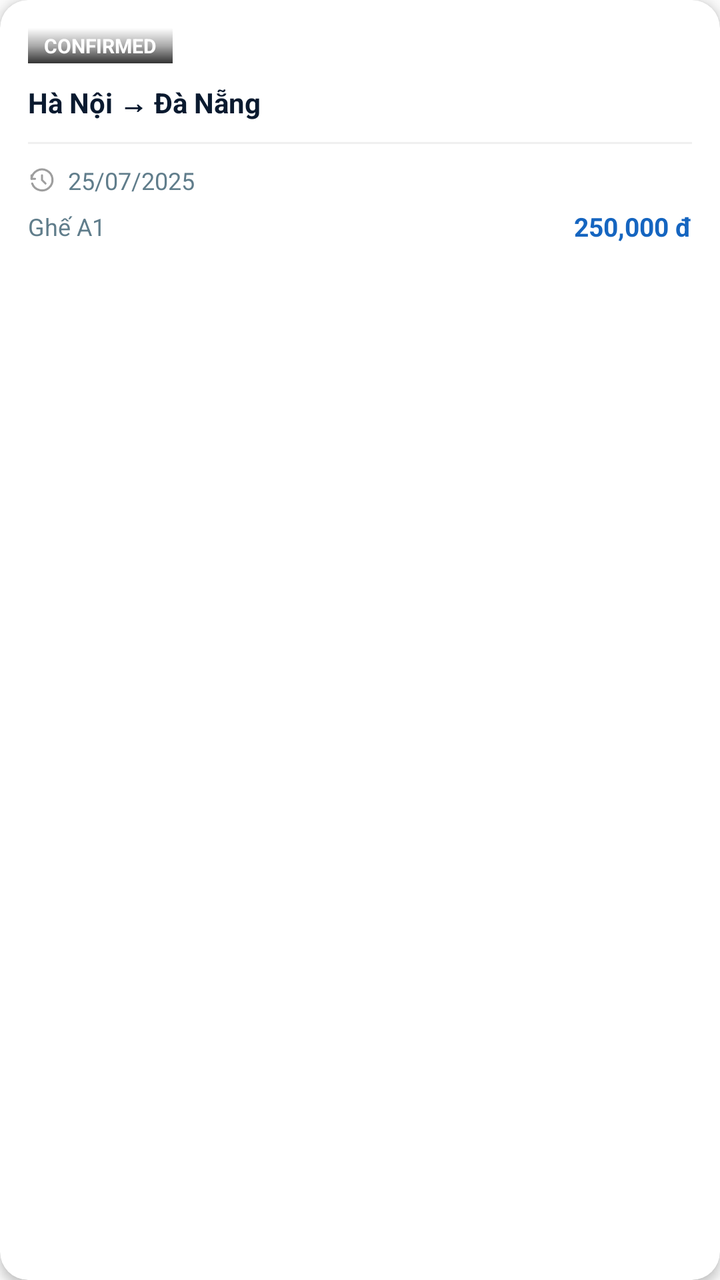
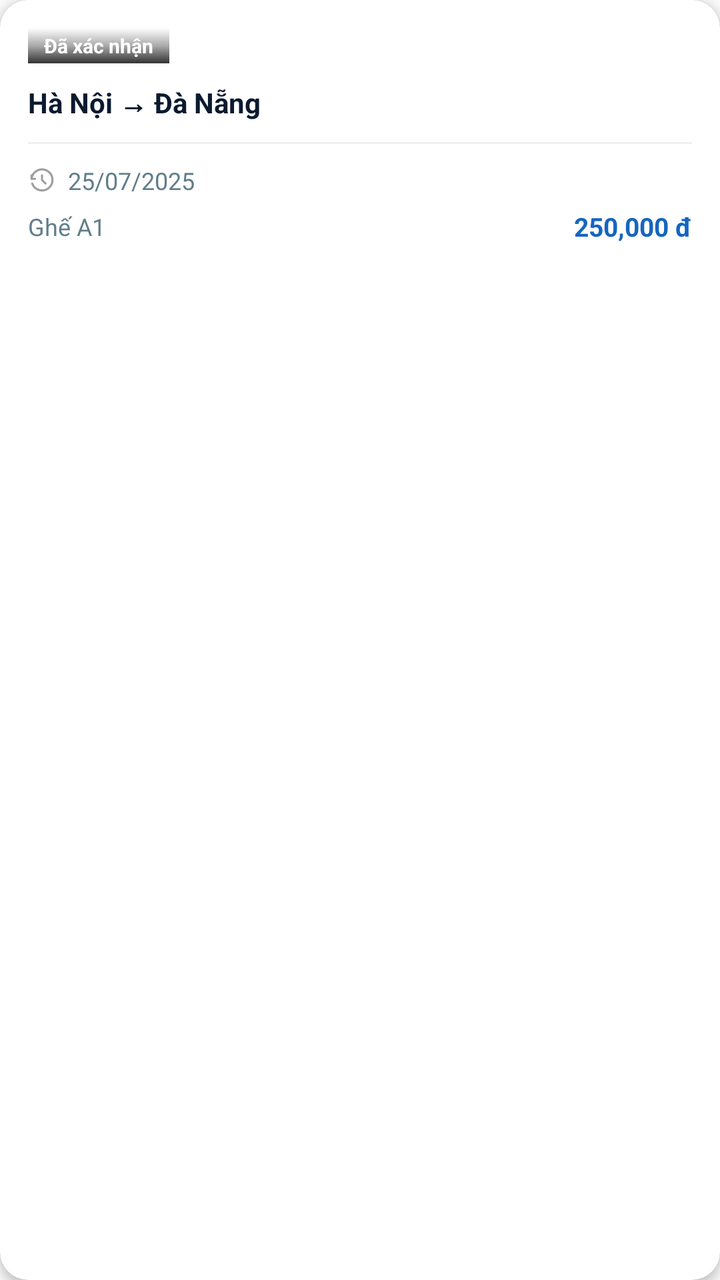

Compare the two renders of this Android layout. The source of the first and the diff that turns it into the second are given below.
<!-- AndroidManifest.xml: application theme Theme.BusBooking -->
<!-- res/layout/item_upcoming_trip.xml -->
<?xml version="1.0" encoding="utf-8"?>
<com.google.android.material.card.MaterialCardView
    xmlns:android="http://schemas.android.com/apk/res/android"
    xmlns:app="http://schemas.android.com/apk/res-auto"
    android:layout_width="240dp"
    android:layout_height="wrap_content"
    android:layout_marginEnd="12dp"
    app:cardCornerRadius="14dp"
    app:cardElevation="3dp"
    app:strokeWidth="0dp">

    <LinearLayout
        android:layout_width="match_parent"
        android:layout_height="wrap_content"
        android:orientation="vertical"
        android:padding="14dp">

        
        <TextView
            android:id="@+id/upcomingStatusText"
            android:layout_width="wrap_content"
            android:layout_height="wrap_content"
            android:background="@drawable/badge_confirmed"
            android:paddingStart="8dp"
            android:paddingTop="2dp"
            android:paddingEnd="8dp"
            android:paddingBottom="2dp"
            android:text="CONFIRMED"
            android:textColor="#FFFFFF"
            android:textSize="10sp"
            android:textStyle="bold" />

        
        <TextView
            android:id="@+id/upcomingRouteText"
            android:layout_width="match_parent"
            android:layout_height="wrap_content"
            android:layout_marginTop="10dp"
            android:text="Hà Nội → Đà Nẵng"
            android:textColor="@color/text_primary"
            android:textSize="14sp"
            android:textStyle="bold"
            android:maxLines="1"
            android:ellipsize="end" />

        
        <View
            android:layout_width="match_parent"
            android:layout_height="1dp"
            android:layout_marginTop="10dp"
            android:layout_marginBottom="10dp"
            android:background="#F0F0F0" />

        
        <LinearLayout
            android:layout_width="match_parent"
            android:layout_height="wrap_content"
            android:orientation="horizontal"
            android:gravity="center_vertical">

            <ImageView
                android:layout_width="14dp"
                android:layout_height="14dp"
                android:src="@drawable/ic_history_selector"
                app:tint="@color/text_secondary" />

            <TextView
                android:id="@+id/upcomingDateText"
                android:layout_width="0dp"
                android:layout_height="wrap_content"
                android:layout_weight="1"
                android:layout_marginStart="6dp"
                android:text="25/07/2025"
                android:textColor="@color/text_secondary"
                android:textSize="12sp" />

        </LinearLayout>

        
        <LinearLayout
            android:layout_width="match_parent"
            android:layout_height="wrap_content"
            android:layout_marginTop="6dp"
            android:orientation="horizontal"
            android:gravity="center_vertical">

            <TextView
                android:id="@+id/upcomingSeatText"
                android:layout_width="0dp"
                android:layout_height="wrap_content"
                android:layout_weight="1"
                android:text="Ghế A1"
                android:textColor="@color/text_secondary"
                android:textSize="12sp" />

            <TextView
                android:id="@+id/upcomingPriceText"
                android:layout_width="wrap_content"
                android:layout_height="wrap_content"
                android:text="250,000 đ"
                android:textColor="@color/blue_primary"
                android:textSize="13sp"
                android:textStyle="bold" />

        </LinearLayout>

    </LinearLayout>

</com.google.android.material.card.MaterialCardView>
<!-- resources referenced by this layout -->
<resources>
  <color name="blue_primary">#1565C0</color>
  <color name="text_primary">#0A1A2F</color>
  <color name="text_secondary">#607D8B</color>
  <!-- drawable badge_confirmed (drawable) -->
  <?xml version="1.0" encoding="utf-8"?>
  <shape xmlns:android="http://schemas.android.com/apk/res/android">
      <gradient
          android:angle="270"
          android:startColor="#00000000"
          android:centerColor="#55000000"
          android:endColor="#CC000000"
          android:type="linear" />
  </shape>
  <!-- drawable ic_history_selector (drawable) -->
  <?xml version="1.0" encoding="utf-8"?>
  <selector xmlns:android="http://schemas.android.com/apk/res/android">
      <item android:state_checked="true"  android:drawable="@drawable/ic_history_filled" />
      <item android:drawable="@drawable/ic_history_outline" />
  </selector>
  <style name="Theme.BusBooking" parent="Theme.MaterialComponents.Light.NoActionBar.Bridge">
          <item name="colorPrimary">@color/blue_primary</item>
          <item name="colorPrimaryDark">@color/blue_primary_dark</item>
          <item name="colorAccent">@color/blue_accent</item>
      </style>
  <!-- drawable ic_history_filled (drawable) -->
  <?xml version="1.0" encoding="utf-8"?>
  <vector xmlns:android="http://schemas.android.com/apk/res/android"
      android:width="24dp"
      android:height="24dp"
      android:viewportWidth="24"
      android:viewportHeight="24">
      <path
          android:fillColor="@color/icon_active"
          android:pathData="M13,3a9,9 0,0 0,-9 9H1l3.89,3.89 0.07,0.14L9,12H6a7,7 0,1 1,2.05 4.95L6.63,18.37A9,9 0,1 0,13 3zM12,8v5l4.28,2.54 0.72,-1.21 -3.5,-2.08V8H12z"/>
  </vector>
  <!-- drawable ic_history_outline (drawable) -->
  <?xml version="1.0" encoding="utf-8"?>
  <vector xmlns:android="http://schemas.android.com/apk/res/android"
      android:width="24dp"
      android:height="24dp"
      android:viewportWidth="24"
      android:viewportHeight="24">
      <path
          android:fillColor="#00000000"
          android:strokeColor="@color/icon_default"
          android:strokeWidth="1.8"
          android:strokeLineCap="round"
          android:pathData="M12,8v4l3,3"/>
      <path
          android:fillColor="#00000000"
          android:strokeColor="@color/icon_default"
          android:strokeWidth="1.8"
          android:strokeLineCap="round"
          android:pathData="M3.05,11a9,9 0,1 1,0.5 4"/>
      <path
          android:fillColor="#00000000"
          android:strokeColor="@color/icon_default"
          android:strokeWidth="1.8"
          android:strokeLineCap="round"
          android:strokeLineJoin="round"
          android:pathData="M3,8v3h3"/>
  </vector>
  <color name="blue_primary_dark">#0D47A1</color>
  <color name="blue_accent">#2196F3</color>
  <color name="icon_active">#1976D2</color>
  <color name="icon_default">#9E9E9E</color>
</resources>

<!-- the commit's change to res/layout/item_upcoming_trip.xml (unified diff, before → after) -->
@@ -25,7 +25,7 @@
             android:paddingTop="2dp"
             android:paddingEnd="8dp"
             android:paddingBottom="2dp"
-            android:text="CONFIRMED"
+            android:text="Đã xác nhận"
             android:textColor="#FFFFFF"
             android:textSize="10sp"
             android:textStyle="bold" />
